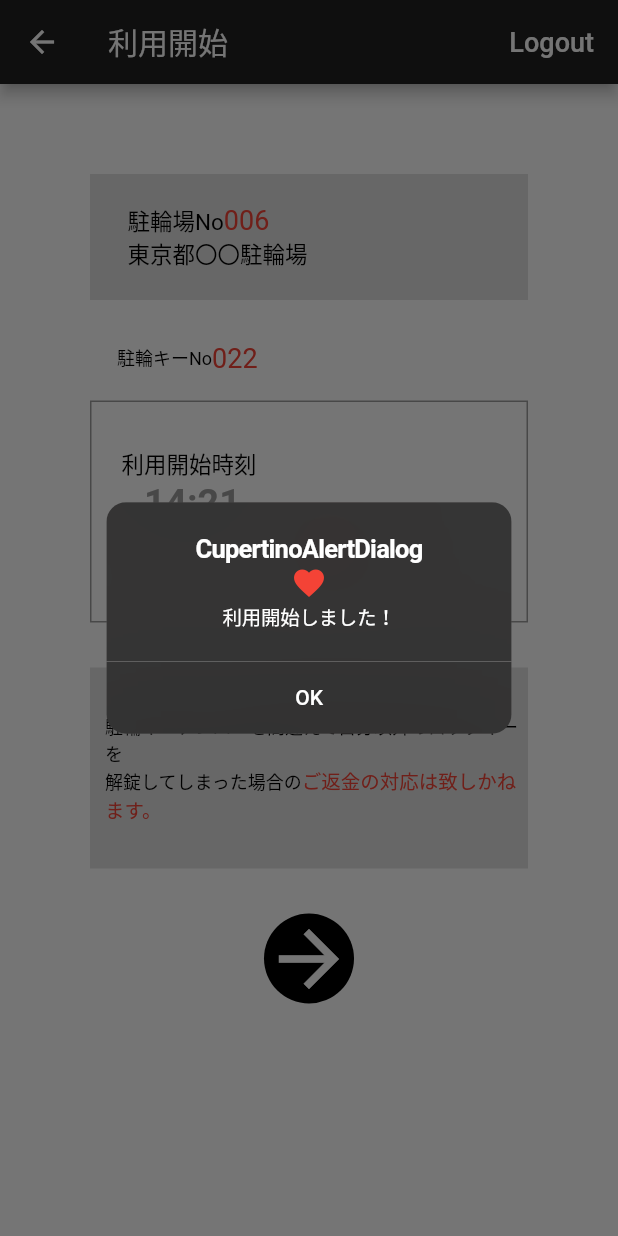
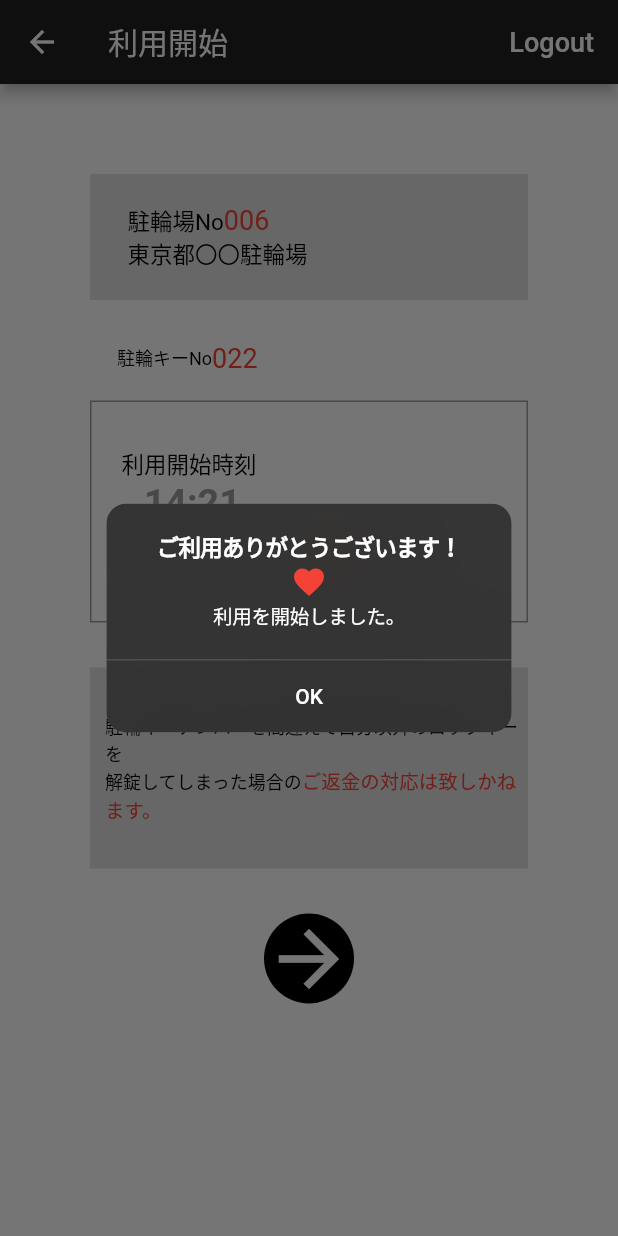
Before and after one commit to mimopa/ble_unlock, a Flutter app: the StartConfirmPage screen opened directly, after a tap on the "arrow forward" icon, on a phone screen of 412 x 824 dp. Run offline on Flutter 3.47's test engine with Material 2 defaults, Android fonts, the phone set to English and light mode, and no system bars; our stand-ins replace cloud_firestore, firebase_auth, flutter_blue, google_sign_in, pin_code_fields, rxdart; missing offline and left inert: flutter_facebook_login; accounts and stored records are empty.

Commit message:
temporary solution

```diff
--- a/lib/app/home/start_confirm_page.dart
+++ b/lib/app/home/start_confirm_page.dart
@@ -1,4 +1,5 @@
 import 'package:ble_unlock/app/sign_in/sign_out.dart';
+import 'package:ble_unlock/landing_page.dart';
 import 'package:flutter/cupertino.dart';
 import 'package:flutter/material.dart';
 
@@ -211,23 +212,34 @@ class StartConfirmPage extends StatelessWidget {
                 showDialog(
                     context: context,
                     // return object of type AlertDialog
-                    child: new CupertinoAlertDialog(
-                      title: new Column(
+                    child: CupertinoAlertDialog(
+                      title: Column(
                         children: <Widget>[
-                          new Text("CupertinoAlertDialog"),
-                          new Icon(
+                          Text(
+                            "ご利用ありがとうございます！",
+                            style: TextStyle(
+                                fontSize: 15, fontWeight: FontWeight.bold),
+                          ),
+                          Icon(
                             Icons.favorite,
                             color: Colors.red,
                           ),
                         ],
                       ),
-                      content: new Text("利用開始しました！"),
+                      content: new Text("利用を開始しました。"),
                       actions: <Widget>[
-                        new FlatButton(
-                            onPressed: () {
-                              Navigator.of(context).pop();
-                            },
-                            child: new Text("OK"))
+                        FlatButton(
+                          onPressed: () {
+                            Navigator.of(context).push(
+                              MaterialPageRoute(
+                                builder: (context) {
+                                  return LandingPage();
+                                },
+                              ),
+                            );
+                          },
+                          child: new Text("OK"),
+                        ),
                       ],
                     ));
               },
```
Also changed, not shown: lib/app/home/end_confirm_page.dart (+24 -18 lines), lib/app/home/end_peyoff_page.dart (+6 -1 lines), lib/app/home/payoff_comfirm_page.dart (+13 -9 lines), lib/app/home/widgets.dart (+36 -8 lines).
